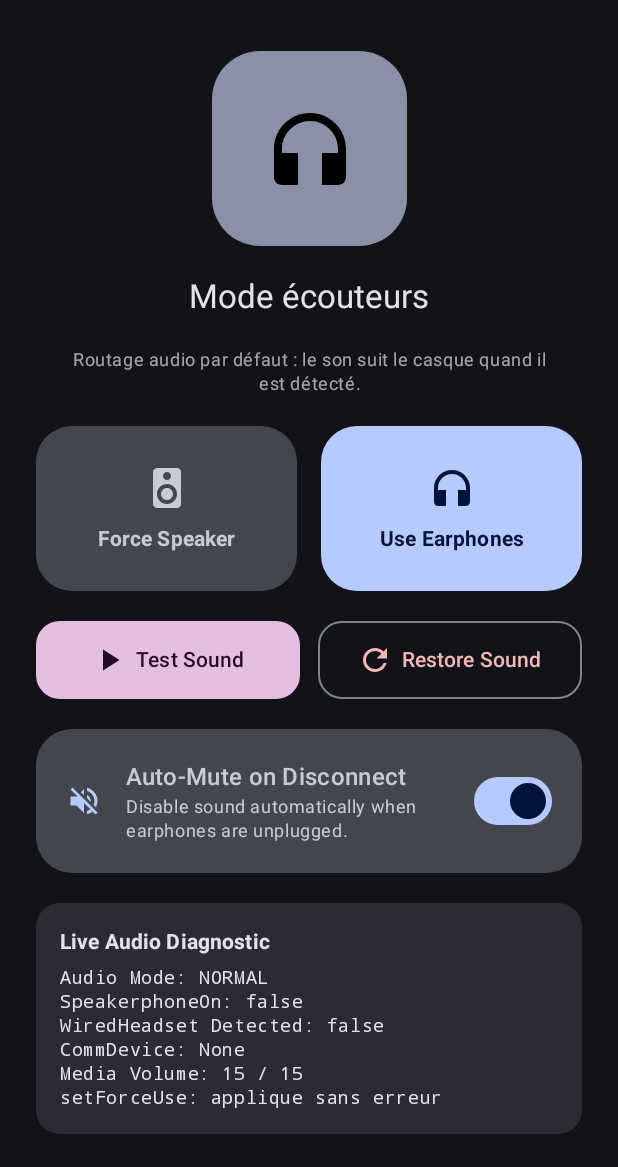
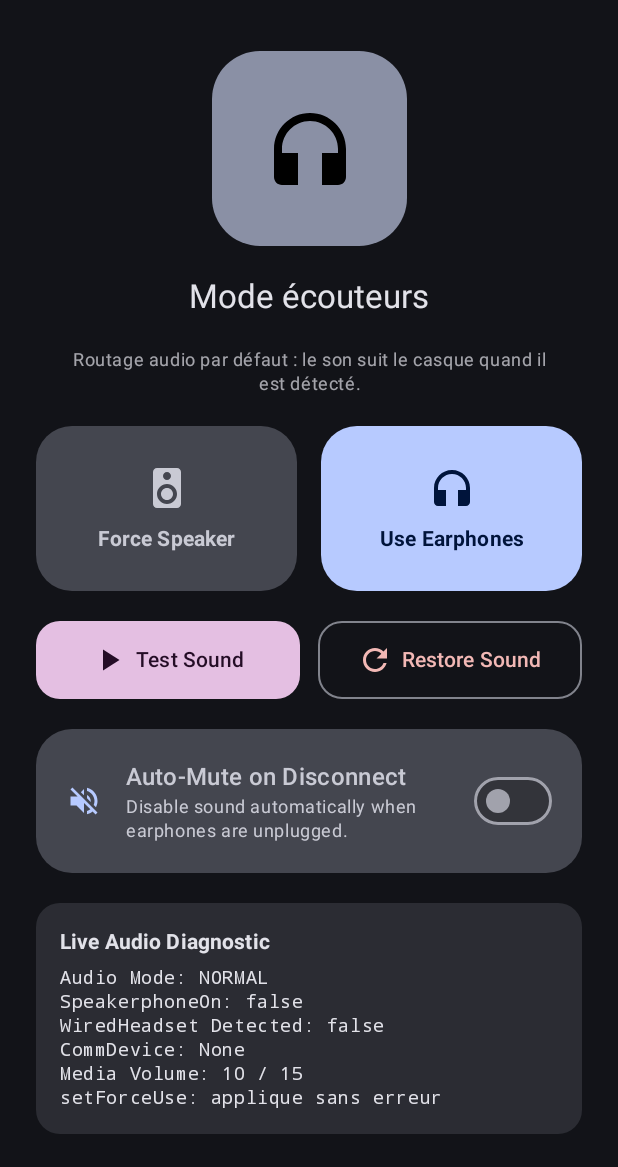
Before and after one commit to leonbathie/earphonemodeoffe, an Android app built with Jetpack Compose: the screen it shows after launch (MainActivity), after a tap on "Restore Sound", on a phone screen of 412 x 824 dp, the part 69-1236 px from its top. Run offline under Robolectric (Android 15) with nearby library versions, the phone set to English and light mode, and no system bars; libraries missing offline, so code that uses them is left out: org.lsposed.hiddenapibypass; 2 statements that could not run were skipped; 3 other taps on this screen came first.

Commit message:
Empecher l'app de rendre le telephone inutilisable
Retour utilisateur : telephone devenu inutilisable apres installation. Trois
mecanismes de l'app en sont responsables, et ils se cumulent.

- muteOnDisconnect etait actif par defaut et met le volume media a zero a
  chaque ACTION_AUDIO_BECOMING_NOISY. Sur un appareil dont la detection de
  casque deraille, ce signal part en rafale : volume remis a zero en boucle.
  Desormais desactive par defaut.
- les setParameters("routing=2") et consorts sont des commandes brutes au
  pilote du constructeur, non documentees, reappliquees toutes les 1,5 s.
  Contrairement a setForceUse elles aboutissent vraiment et peuvent coincer
  le routage. On ne les envoie plus quand le systeme a deja refuse l'API
  documentee : aucune chance d'aboutir proprement, risque inutile.
- "Restaurer le son" ne faisait que remettre des valeurs par defaut que le
  service reappliquait aussitot, et BootReceiver relancait le tout au
  demarrage. Le bouton arrete maintenant le service, remet les preferences a
  l'etat neutre et retablit le volume media sans condition.

```diff
--- a/app/src/main/java/com/example/EarphoneModeService.kt
+++ b/app/src/main/java/com/example/EarphoneModeService.kt
@@ -113,11 +113,14 @@ class EarphoneModeService : Service() {
 
                 RoutingDiagnostics.applyForceUse(true)
 
-                // OEM Hardware Audio Parameters
-                try { audioManager.setParameters("routing=2") } catch (e: Exception) {}
-                try { audioManager.setParameters("force_speaker=1") } catch (e: Exception) {}
-                try { audioManager.setParameters("speaker=on") } catch (e: Exception) {}
-                try { audioManager.setParameters("AudioSetForceToSpeaker=true") } catch (e: Exception) {}
+                // Voir MainActivity.forceSpeaker : on n'envoie pas de commandes brutes au
+                // pilote quand le systeme a deja refuse l'API documentee.
+                if (!RoutingDiagnostics.forcingRefused) {
+                    try { audioManager.setParameters("routing=2") } catch (e: Exception) {}
+                    try { audioManager.setParameters("force_speaker=1") } catch (e: Exception) {}
+                    try { audioManager.setParameters("speaker=on") } catch (e: Exception) {}
+                    try { audioManager.setParameters("AudioSetForceToSpeaker=true") } catch (e: Exception) {}
+                }
 
                 // Ensure volume is adequate
                 val maxMusic = audioManager.getStreamMaxVolume(AudioManager.STREAM_MUSIC)
--- a/app/src/main/java/com/example/MainActivity.kt
+++ b/app/src/main/java/com/example/MainActivity.kt
@@ -96,8 +96,11 @@ class MainActivity : ComponentActivity() {
         audioManager = getSystemService(Context.AUDIO_SERVICE) as AudioManager
         sharedPreferences = getSharedPreferences("EarphoneModePrefs", Context.MODE_PRIVATE)
 
-        // Load persisted settings
-        muteOnDisconnect = sharedPreferences.getBoolean("muteOnDisconnect", true)
+        // Load persisted settings.
+        // muteOnDisconnect est desactive par defaut : sur un telephone dont la detection de
+        // casque est defaillante, ACTION_AUDIO_BECOMING_NOISY part en rafale et cette option
+        // remet le volume media a zero a chaque fois, ce qui rend le telephone inutilisable.
+        muteOnDisconnect = sharedPreferences.getBoolean("muteOnDisconnect", false)
         isSpeakerMode = sharedPreferences.getBoolean("isSpeakerMode", true)
 
         // Apply immediately on startup
@@ -310,12 +313,29 @@ class MainActivity : ComponentActivity() {
             try { audioManager.setParameters("speaker=off") } catch (e: Exception) {}
             try { audioManager.setParameters("AudioSetForceToSpeaker=false") } catch (e: Exception) {}
 
+            // Tout arreter, sinon le service reapplique le forcage dans la seconde et
+            // BootReceiver le relance au prochain demarrage.
+            isSpeakerMode = false
+            muteOnDisconnect = false
+            sharedPreferences.edit()
+                .putBoolean("isSpeakerMode", false)
+                .putBoolean("muteOnDisconnect", false)
+                .apply()
+            stopService(Intent(this, EarphoneModeService::class.java))
+
+            // Remonter le volume media systematiquement : la coupure automatique a pu le
+            // laisser a zero, et c'est precisement le symptome qu'on vient reparer.
             val maxVol = audioManager.getStreamMaxVolume(AudioManager.STREAM_MUSIC)
-            val currVol = audioManager.getStreamVolume(AudioManager.STREAM_MUSIC)
-            if (currVol == 0) {
-                audioManager.setStreamVolume(AudioManager.STREAM_MUSIC, (maxVol * 0.7).toInt(), AudioManager.FLAG_SHOW_UI)
-            }
-            Toast.makeText(this, "Audio routing restored to default", Toast.LENGTH_SHORT).show()
+            audioManager.setStreamVolume(
+                AudioManager.STREAM_MUSIC,
+                (maxVol * 0.7).toInt(),
+                AudioManager.FLAG_SHOW_UI
+            )
+            Toast.makeText(
+                this,
+                "Routage par défaut restauré, service arrêté, volume rétabli.",
+                Toast.LENGTH_LONG
+            ).show()
         } catch (e: Exception) {
             e.printStackTrace()
         }
@@ -344,11 +364,16 @@ class MainActivity : ComponentActivity() {
 
                 RoutingDiagnostics.applyForceUse(true)
 
-                // OEM Hardware Audio Parameters
-                try { audioManager.setParameters("routing=2") } catch (e: Exception) {}
-                try { audioManager.setParameters("force_speaker=1") } catch (e: Exception) {}
-                try { audioManager.setParameters("speaker=on") } catch (e: Exception) {}
-                try { audioManager.setParameters("AudioSetForceToSpeaker=true") } catch (e: Exception) {}
+                // Commandes brutes au pilote audio du constructeur. Non documentees et non
+                // validees : contrairement a setForceUse, elles passent vraiment, donc elles
+                // peuvent coincer le routage. Si le systeme a deja refuse l'API documentee,
+                // elles n'ont aucune chance d'aboutir proprement et on s'abstient.
+                if (!RoutingDiagnostics.forcingRefused) {
+                    try { audioManager.setParameters("routing=2") } catch (e: Exception) {}
+                    try { audioManager.setParameters("force_speaker=1") } catch (e: Exception) {}
+                    try { audioManager.setParameters("speaker=on") } catch (e: Exception) {}
+                    try { audioManager.setParameters("AudioSetForceToSpeaker=true") } catch (e: Exception) {}
+                }
 
                 // Maximize volume streams
                 val maxMusic = audioManager.getStreamMaxVolume(AudioManager.STREAM_MUSIC)
```
